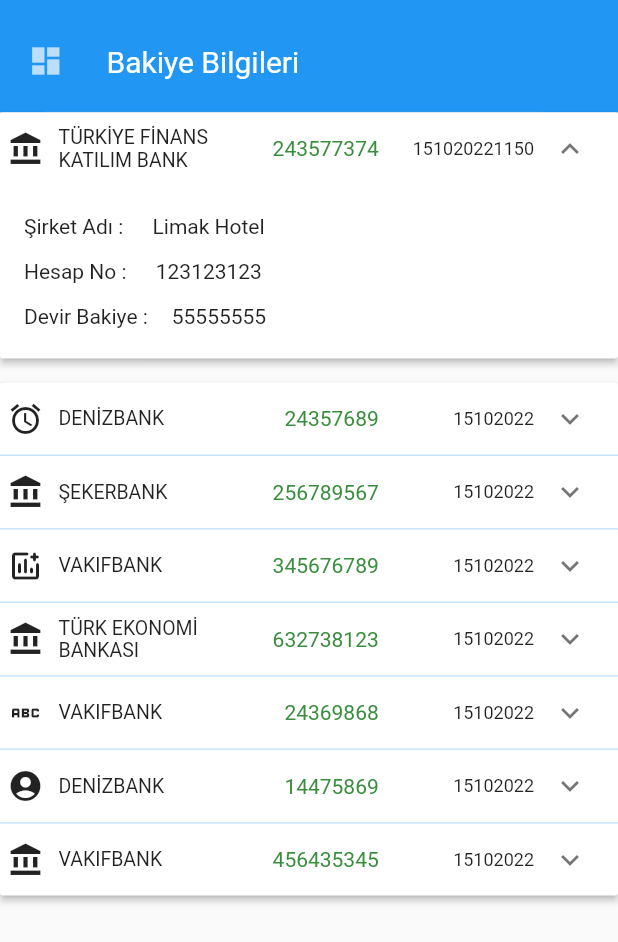
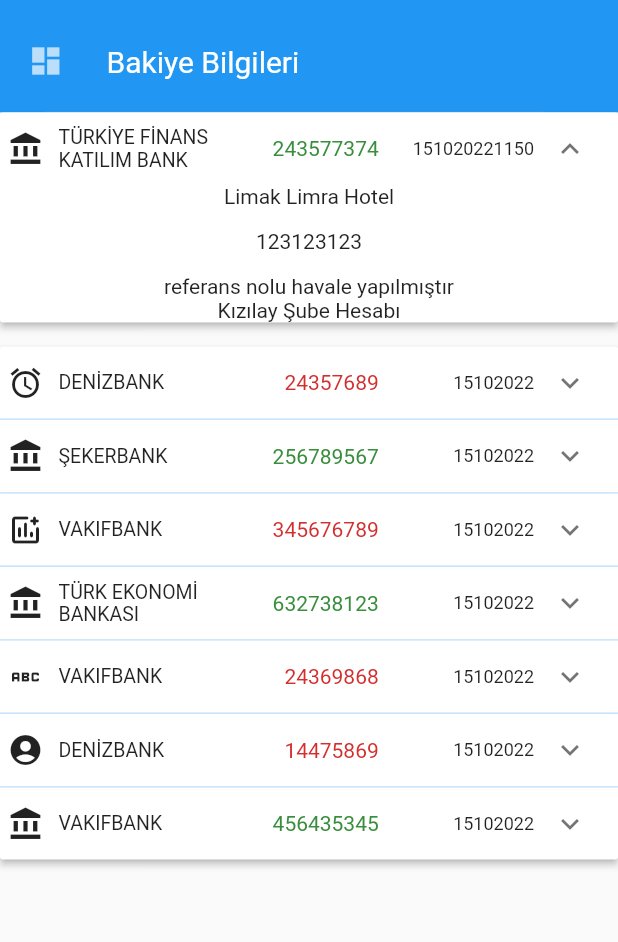
Before and after one commit to YAlperenCan/NetHesAppMobile2, a Flutter app: the screen it shows after launch, after a tap on the "expand more" icon, on a phone screen of 412 x 824 dp. Shown: the top 942 px of the screen. Run offline on Flutter 3.47's test engine with Material 2 defaults, Android fonts, the phone set to English and light mode, and no system bars.

Commit message:
Hesap hareketleri

```diff
--- a/lib/HesapHareketleri.dart
+++ b/lib/HesapHareketleri.dart
@@ -12,66 +12,82 @@ class _HesapHareketleriState extends State<HesapHareketleri> {
         bankaAd: "TÜRKİYE FİNANS KATILIM BANK ",
         bakiye: 243577374,
         bankaIcon: Icons.account_balance,
-        sirketAd: "Limak Hotel",
+        hotelAd: "Limak Limra Hotel",
         hesapNo: 123123123,
-        devirbakiye: 55555555,
-        tarih: 151020221150),
+        adres: "referans nolu havale yapılmıştır",
+        tarih: 151020221150,
+        hesapYeri: "Kızılay Şube Hesabı"
+        ,collors: Colors.green[700]),
     ekbilgiler(
         bankaAd: "DENİZBANK",
         bakiye: 24357689,
         bankaIcon: Icons.access_alarms_sharp,
-        sirketAd: "Limak Hotel",
+        hotelAd: "Limak Hotel",
         hesapNo: 123123123,
-        devirbakiye: 55555555,
-        tarih: 15102022),
+        adres: "referans nolu havale yapılmıştır",
+        tarih: 15102022,
+        hesapYeri: "Kızılay Şube Hesabı"
+        ,collors: Colors.red[700]),
     ekbilgiler(
         bankaAd: "ŞEKERBANK",
         bakiye: 256789567,
         bankaIcon: Icons.account_balance,
-        sirketAd: "Limak Hotel",
+        hotelAd: "Limak Hotel",
         hesapNo: 123123123,
-        devirbakiye: 55555555,
-        tarih: 15102022),
+        adres: "referans nolu havale yapılmıştır",
+        tarih: 15102022,
+        hesapYeri: "Kızılay Şube Hesabı"
+        ,collors: Colors.green[700]),
     ekbilgiler(
         bankaAd: "VAKIFBANK",
         bakiye: 345676789,
         bankaIcon: Icons.add_chart_rounded,
-        sirketAd: "Limak Hotel",
+        hotelAd: "Limak Hotel",
         hesapNo: 123123123,
-        devirbakiye: 55555555,
-        tarih: 15102022),
+        adres: "referans nolu havale yapılmıştır",
+        tarih: 15102022,
+        hesapYeri: "Kızılay Şube Hesabı"
+        ,collors: Colors.red[700]),
     ekbilgiler(
         bankaAd: "TÜRK EKONOMİ BANKASI",
         bakiye: 632738123,
         bankaIcon: Icons.account_balance,
-        sirketAd: "Limak Hotel",
+        hotelAd: "Limak Hotel",
         hesapNo: 123123123,
-        devirbakiye: 55555555,
-        tarih: 15102022),
+        adres: "referans nolu havale yapılmıştır",
+        tarih: 15102022,
+        hesapYeri: "Kızılay Şube Hesabı"
+        ,collors: Colors.green[700]),
     ekbilgiler(
         bankaAd: "VAKIFBANK",
         bakiye: 24369868,
         bankaIcon: Icons.abc,
-        sirketAd: "Limak Hotel",
+        hotelAd: "Limak Hotel",
         hesapNo: 123123123,
-        devirbakiye: 55555555,
-        tarih: 15102022),
+        adres: "referans nolu havale yapılmıştır",
+        tarih: 15102022,
+        hesapYeri: "Kızılay Şube Hesabı"
+        ,collors: Colors.red[700]),
     ekbilgiler(
         bankaAd: "DENİZBANK",
         bakiye: 14475869,
         bankaIcon: Icons.account_circle_sharp,
-        sirketAd: "Limak Hotel",
+        hotelAd: "Limak Hotel",
         hesapNo: 123123123,
-        devirbakiye: 55555555,
-        tarih: 15102022),
+        adres: "referans nolu havale yapılmıştır",
+        tarih: 15102022,
+        hesapYeri: "Kızılay Şube Hesabı"
+        ,collors: Colors.red[700]),
     ekbilgiler(
         bankaAd: "VAKIFBANK",
         bakiye: 456435345,
         bankaIcon: Icons.account_balance,
-        sirketAd: "Limak Hotel",
+        hotelAd: "Limak Hotel",
         hesapNo: 123123123,
-        devirbakiye: 55555555,
-        tarih: 15102022),
+        adres: "referans nolu havale yapılmıştır",
+        tarih: 15102022,
+        hesapYeri: "Kızılay Şube Hesabı"
+        ,collors: Colors.green[700]),
   ];
 
   @override
@@ -176,7 +192,7 @@ class _HesapHareketleriState extends State<HesapHareketleri> {
                                               child: Text(
                                                 (item.bakiye).toString(),
                                                 style: TextStyle(
-                                                    color: Colors.green[700]
+                                                    color: item.collors
                                                         ),
                                               ),
                                             ),
@@ -201,46 +217,24 @@ class _HesapHareketleriState extends State<HesapHareketleri> {
                               children: [
                                 SizedBox(
                                   height: 30,
-                                  child: ListTile(
-                                    leading: Padding(
-                                      padding: const EdgeInsets.only(top:4),
-                                      child: Text(
-                                        "Şirket Adı : ",
-                                        style: TextStyle(fontSize: 14),
-                                      ),
-                                    ),
-                                    title: Text(item.sirketAd!,
-                                        style: TextStyle(fontSize: 14)),
-                                  ),
+                                  child: Text(item.hotelAd!,
+                                      style: TextStyle(fontSize: 14)),
                                 ),
                                 SizedBox(
                                   height: 30,
-                                  child: ListTile(
-                                    leading: Padding(
-                                      padding: const EdgeInsets.only(top:4),
-                                      child: Text(
-                                        "Hesap No : ",
-                                        style: TextStyle(fontSize: 14),
-                                      ),
-                                    ),
-                                    title: Text(
+                                  child:
+                                    Text(
                                       item.hesapNo.toString(),
                                       style: TextStyle(fontSize: 14),
                                     ),
                                   ),
+                                Text(
+                                  item.adres.toString(),
+                                  style: TextStyle(fontSize: 14),
                                 ),
-                                ListTile(
-                                  leading: Padding(
-                                    padding: const EdgeInsets.only(top:4),
-                                    child: Text(
-                                      "Devir Bakiye :",
-                                      style: TextStyle(fontSize: 14),
-                                    ),
-                                  ),
-                                  title: Text(
-                                    item.devirbakiye.toString(),
-                                    style: TextStyle(fontSize: 14),
-                                  ),
+                                Text(
+                                  item.hesapYeri.toString(),
+                                  style: TextStyle(fontSize: 14),
                                 ),
                               ],
                             ));
@@ -257,20 +251,23 @@ class _HesapHareketleriState extends State<HesapHareketleri> {
 
 class ekbilgiler {
   bool isExpanded;
-  final int? devirbakiye;
+  final String? adres;
+  final String? hesapYeri;
   final int? tarih;
+  final Color? collors;
   final int? hesapNo;
-  final String? sirketAd;
+  final String? hotelAd;
   final IconData? bankaIcon;
   final String? bankaAd;
   final int? bakiye;
+
 
   ekbilgiler(
       {this.isExpanded: false,
         this.bankaAd,
         this.bakiye,
         this.bankaIcon,
-        this.sirketAd,
+        this.hotelAd,
         this.hesapNo,
-        this.devirbakiye,this.tarih});
+        this.adres,this.tarih,this.hesapYeri,this.collors});
 }
```
